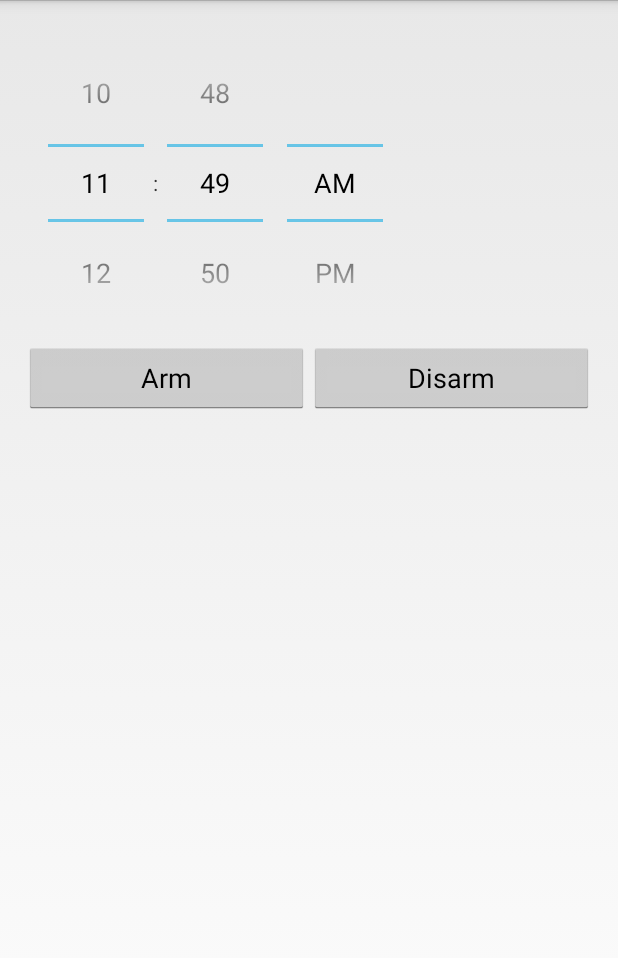
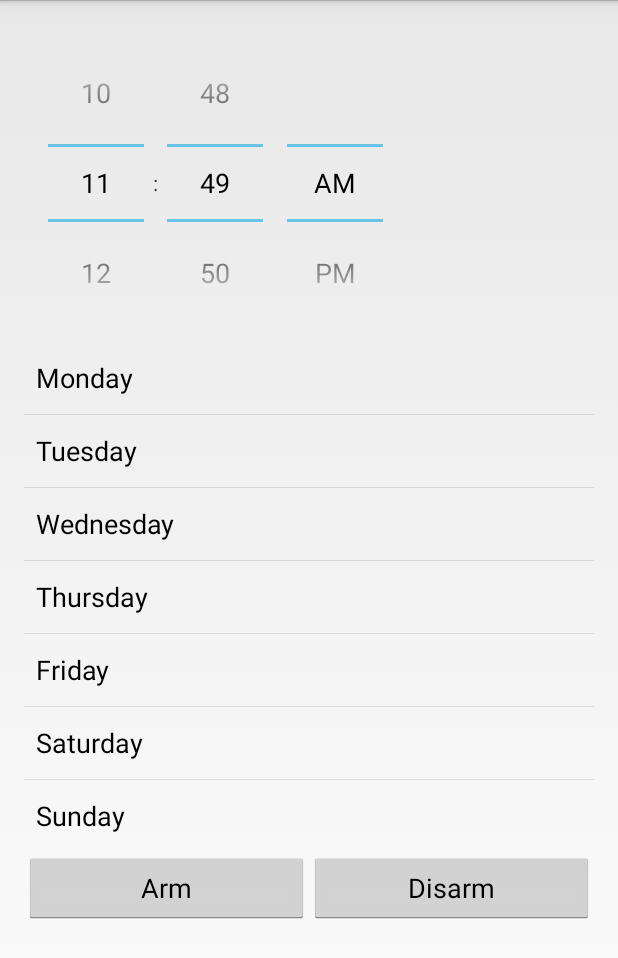
Before and after one commit to dpratt7/DaBombClock, an Android app: the screen it shows after launch (Schedule), on a phone screen of 412 x 824 dp. Shown: the top 958 px of the screen. Run offline under Robolectric (Android 15) with nearby library versions, the phone set to English and light mode, and no system bars.

Commit message:
days list added

```diff
--- a/app/src/main/java/com/group/dabomb/dabomb/Schedule.java
+++ b/app/src/main/java/com/group/dabomb/dabomb/Schedule.java
@@ -11,6 +11,7 @@ import android.view.View;
 import android.view.Window;
 import android.widget.Button;
 import android.widget.CheckBox;
+import android.widget.DatePicker;
 import android.widget.TextView;
 import android.widget.TimePicker;
 import android.widget.Toast;
@@ -21,6 +22,7 @@ import java.util.Calendar;
 public class Schedule extends Activity implements View.OnClickListener {
 
     private TimePicker tPicker;
+    private DatePicker dPicker;
     private Button cancel;
     private Button submit;
 
--- a/app/src/main/res/layout/activity_schedule.xml
+++ b/app/src/main/res/layout/activity_schedule.xml
@@ -11,6 +11,12 @@
 
     <TimePicker
         android:id="@+id/timePicker1"
+        android:layout_width="wrap_content"
+        android:layout_height="wrap_content" />
+
+    <ListView
+        android:id="@+id/list1"
+        android:entries="@array/days_array"
         android:layout_width="wrap_content"
         android:layout_height="wrap_content" />
 
--- a/app/src/main/res/values/strings.xml
+++ b/app/src/main/res/values/strings.xml
@@ -8,5 +8,14 @@
     <string name="select">Arm</string>
     <string name="cancel">Disarm</string>
     <string name="title_activity_alarm">AlarmActivity</string>
+    <string-array name="days_array">
+        <item>Monday</item>
+        <item>Tuesday</item>
+        <item>Wednesday</item>
+        <item>Thursday</item>
+        <item>Friday</item>
+        <item>Saturday</item>
+        <item>Sunday</item>
+    </string-array>
 
 </resources>
```
Also changed, not shown: app/src/main/AndroidManifest.xml (+3 -5 lines).
